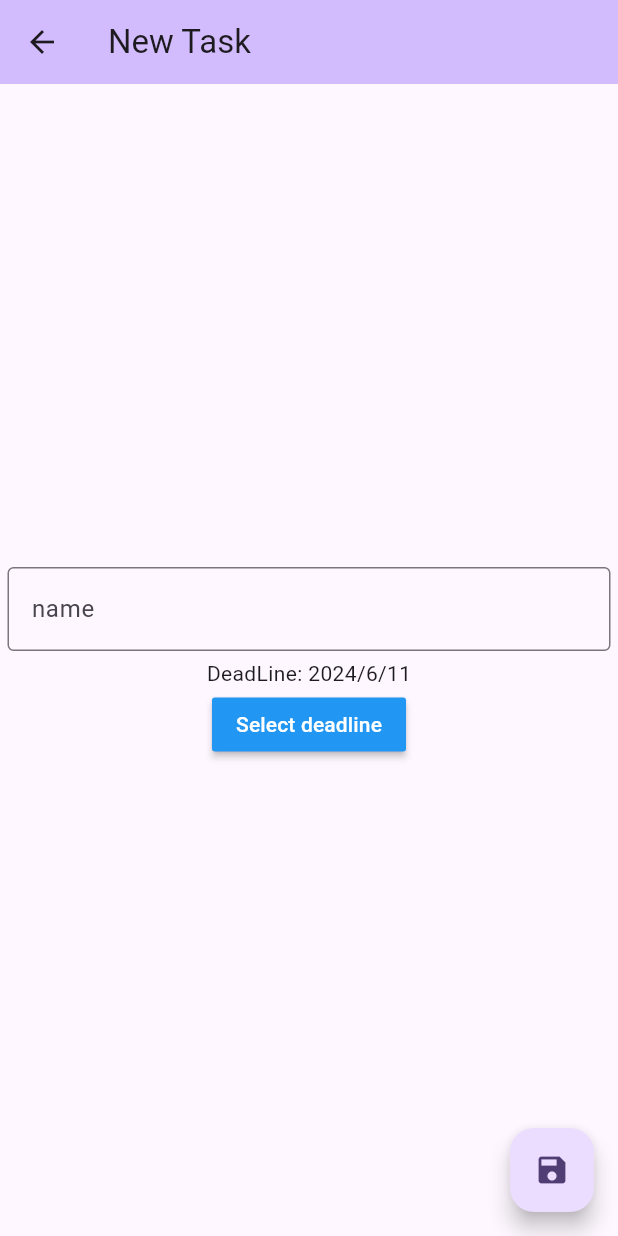
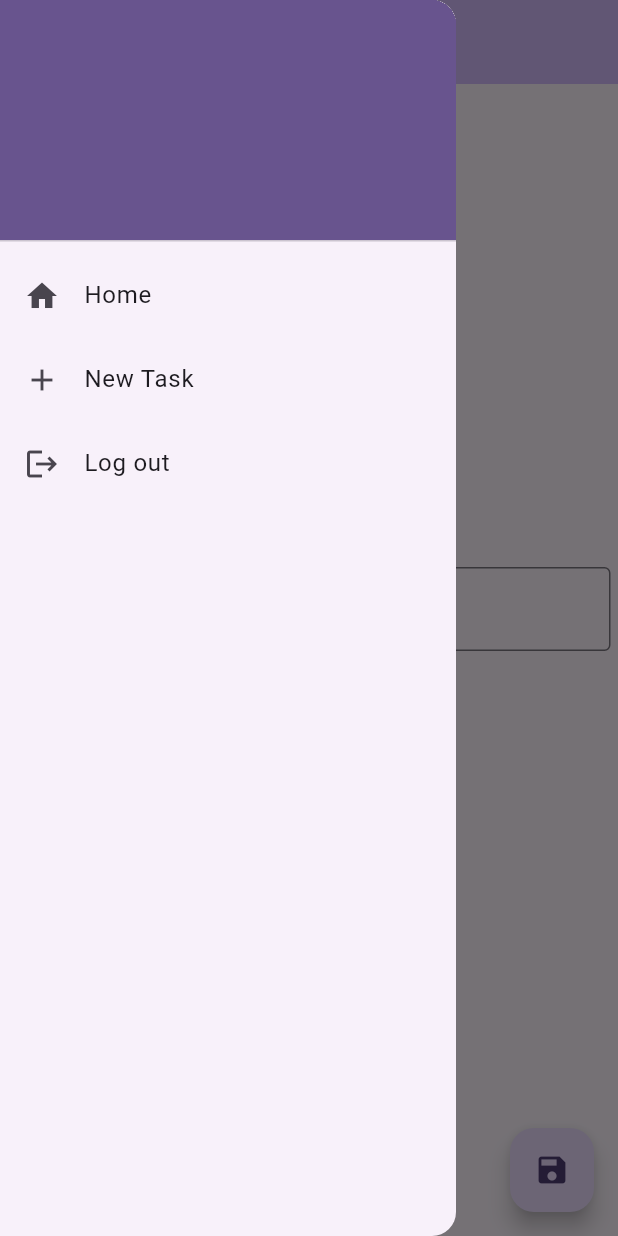
Before and after one commit to MathRoy12/Mobile_Avancee_TP1-2, a Flutter app: the CreationPage screen opened directly, with the side drawer open (before the commit the screen has no drawer), on a phone screen of 412 x 824 dp. Run offline on Flutter 3.47's test engine with Material 3 defaults, Android fonts, the phone set to English and light mode, and no system bars; our stand-ins replace cookie_jar, dio, dio_cookie_manager.

Commit message:
FCT Drawer

```diff
--- a/lib/pages/connection_page.dart
+++ b/lib/pages/connection_page.dart
@@ -2,7 +2,7 @@ import 'package:flutter/material.dart';
 import 'package:mobile_avancee_tp1_2/pages/inscription_page.dart';
 
 import '../dto/transfer.dart';
-import '../services/httpService.dart';
+import '../services/http_service.dart';
 import '../widgets/custom_text_field.dart';
 import 'home_page.dart';
 
--- a/lib/pages/inscription_page.dart
+++ b/lib/pages/inscription_page.dart
@@ -1,7 +1,7 @@
 import 'package:flutter/material.dart';
 import 'package:mobile_avancee_tp1_2/pages/connection_page.dart';
 import 'package:mobile_avancee_tp1_2/pages/home_page.dart';
-import 'package:mobile_avancee_tp1_2/services/httpService.dart';
+import 'package:mobile_avancee_tp1_2/services/http_service.dart';
 
 import '../dto/transfer.dart';
 import '../widgets/custom_text_field.dart';
--- /dev/null
+++ b/lib/services/username_service.dart
@@ -0,0 +1,10 @@
+class UsernameService{
+  static final UsernameService _singleton = UsernameService._internal();
+  UsernameService._internal();
+
+  factory UsernameService(){
+    return _singleton;
+  }
+
+  String username = '';
+}
--- /dev/null
+++ b/lib/widgets/my_drawer.dart
@@ -0,0 +1,74 @@
+import 'package:flutter/material.dart';
+import 'package:mobile_avancee_tp1_2/pages/connection_page.dart';
+import 'package:mobile_avancee_tp1_2/pages/home_page.dart';
+import 'package:mobile_avancee_tp1_2/services/http_service.dart';
+import 'package:mobile_avancee_tp1_2/services/username_service.dart';
+
+import '../pages/creation_page.dart';
+
+class MyDrawer extends StatefulWidget {
+  const MyDrawer({super.key});
+
+  @override
+  State<MyDrawer> createState() => _MyDrawerState();
+}
+
+class _MyDrawerState extends State<MyDrawer> {
+  final UsernameService _usernameService = UsernameService();
+  TextStyle buttonStyle = const TextStyle(fontSize: 20);
+
+  void createNew() {
+    Navigator.popUntil(context, (route) => route.isFirst);
+    Navigator.push(context,
+            MaterialPageRoute(builder: (context) => const CreationPage()))
+        .then((value) => Navigator.pushReplacement(context,
+            MaterialPageRoute(builder: (context) => const HomePage())));
+  }
+
+  void goHome() {
+    Navigator.popUntil(context, (route) => route.isFirst);
+  }
+
+  void logout() {
+    signout();
+    Navigator.pop(context);
+    Navigator.pushReplacement(context,
+        MaterialPageRoute(builder: (context) => const ConnectionPage()));
+  }
+
+  @override
+  Widget build(BuildContext context) {
+    return Drawer(
+      child: ListView(
+        children: [
+          DrawerHeader(
+              decoration:
+                  BoxDecoration(color: Theme.of(context).colorScheme.primary),
+              child: Center(
+                  child: Text(
+                _usernameService.username,
+                style: const TextStyle(
+                    color: Colors.white,
+                    fontSize: 25,
+                    fontWeight: FontWeight.bold),
+              ))),
+          ListTile(
+            leading: const Icon(Icons.home),
+            title: const Text("Home"),
+            onTap: goHome,
+          ),
+          ListTile(
+            leading: const Icon(Icons.add),
+            title: const Text("New Task"),
+            onTap: createNew,
+          ),
+          ListTile(
+            leading: const Icon(Icons.logout),
+            title: const Text("Log out"),
+            onTap: logout,
+          ),
+        ],
+      ),
+    );
+  }
+}
```
Also changed, not shown: lib/pages/creation_page.dart (+4 -4 lines), lib/pages/detail_page.dart (+52 -9 lines), lib/pages/home_page.dart (+13 -11 lines), lib/services/http_service.dart (renamed from lib/services/httpService.dart, +23 -5 lines).
